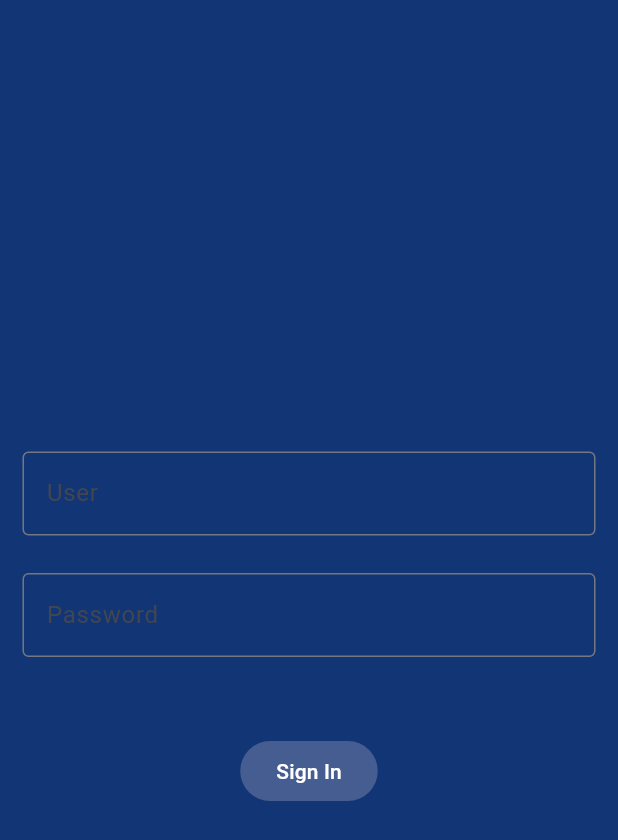
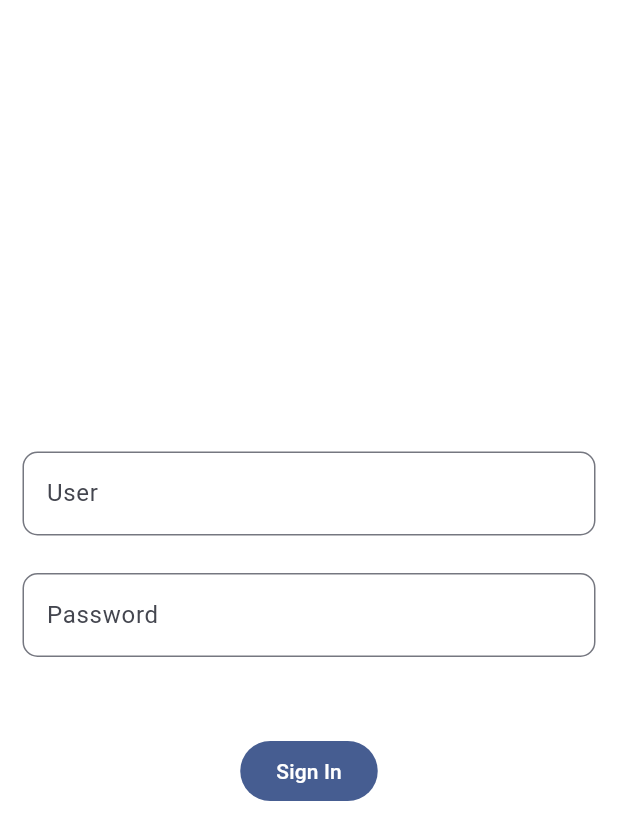
Before and after one commit to JAMM0118/proyecto_bd, a Flutter app: the screen it shows after launch, on a phone screen of 412 x 824 dp. Shown: the top 840 px of the screen. Run offline on Flutter 3.47's test engine with Material 3 defaults, Android fonts, the light colour scheme and no system bars; missing offline and left inert: postgres.

Commit message:
Pequeñas cambios

```diff
--- a/lib/presentation/login_screen.dart
+++ b/lib/presentation/login_screen.dart
@@ -54,7 +54,7 @@ class _LoginScreenState extends State<LoginScreen> {
     final colors = Theme.of(context).colorScheme;
 
     return Scaffold(
-      backgroundColor: const Color.fromARGB(255, 18, 54, 117),
+      backgroundColor: Color.fromARGB(255, 255, 255, 255),
 
       body:  Column(
           mainAxisAlignment: MainAxisAlignment.center,
@@ -71,11 +71,13 @@ class _LoginScreenState extends State<LoginScreen> {
 
                 }),
                 cursorColor: colors.primary,
-                style: const TextStyle(color: Colors.white),
                 decoration: const InputDecoration(
-                  border: OutlineInputBorder(),
-
+                  border: OutlineInputBorder(
+                    borderRadius: BorderRadius.all(Radius.circular(10.0)),
+                  ),
+                  //hintText: 'User',
                   labelText: 'User',
+                  //hintStyle: TextStyle(color: Colors.white)
 
                 ),
               ),
@@ -83,13 +85,19 @@ class _LoginScreenState extends State<LoginScreen> {
             Padding(
               padding: const EdgeInsets.fromLTRB(15,15,15,10),
               child: TextField(
+
+                cursorColor: colors.primary,
                 controller: controllerPassword,
                 onChanged: (value) => setState(() {
                   textPassword = controllerPassword.text;
 
                 }),
                 decoration: const InputDecoration(
-                  border: OutlineInputBorder(),
+                  border: OutlineInputBorder(
+
+                    borderRadius: BorderRadius.all(Radius.circular(10.0)),
+                  ),
+
                   labelText: 'Password',
 
                 ),
```
